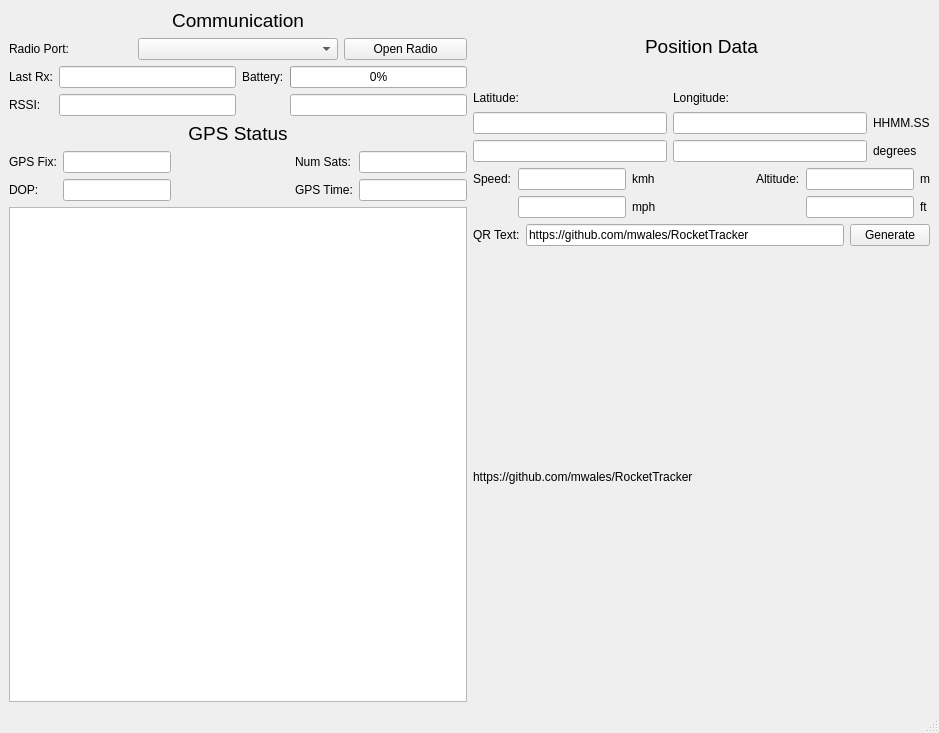
mwales/RocketTracker, file MissionControl/MainWindow.ui: the form before one commit.
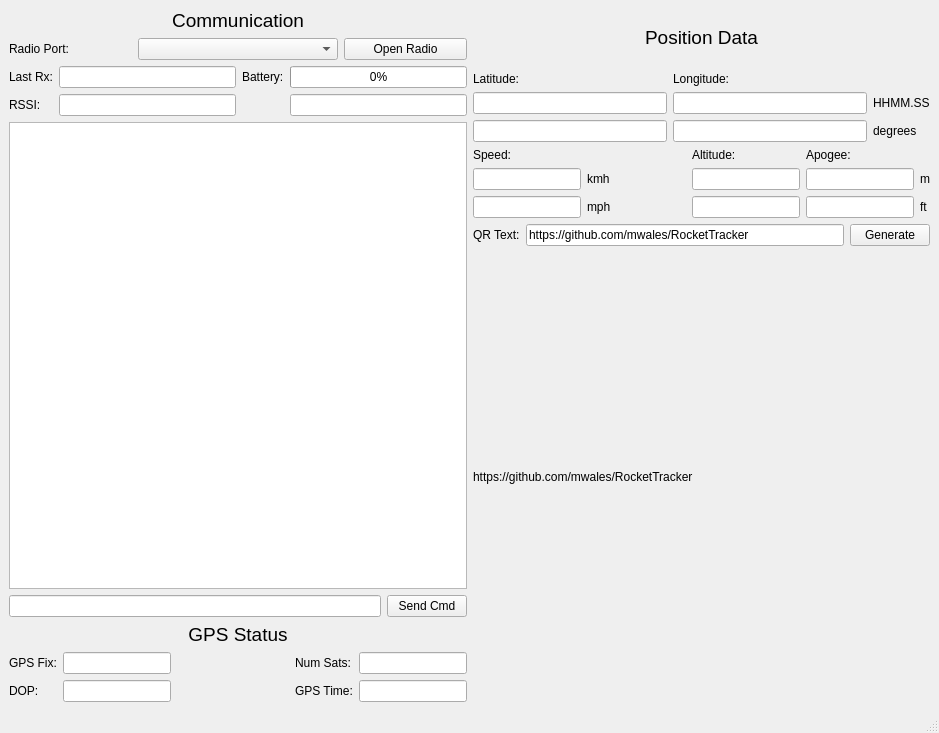
The form after the commit. Custom widgets are drawn as their Qt base class.

Commit message: Added support in GUI for peak altitude report

Patch:
```diff
--- a/MissionControl/MainWindow.ui
+++ b/MissionControl/MainWindow.ui
@@ -108,6 +108,23 @@
         </item>
        </layout>
       </item>
+      <item>
+       <widget class="QListWidget" name="theSerialRaw"/>
+      </item>
+      <item>
+       <layout class="QHBoxLayout" name="horizontalLayout_4">
+        <item>
+         <widget class="QLineEdit" name="theCmdEdit"/>
+        </item>
+        <item>
+         <widget class="QPushButton" name="theSendCmdButton">
+          <property name="text">
+           <string>Send Cmd</string>
+          </property>
+         </widget>
+        </item>
+       </layout>
+      </item>
       <item>
        <layout class="QVBoxLayout" name="verticalLayout">
         <item>
@@ -192,9 +209,6 @@
         </item>
        </layout>
       </item>
-      <item>
-       <widget class="QListWidget" name="theSerialRaw"/>
-      </item>
      </layout>
     </item>
     <item>
@@ -216,27 +230,6 @@
       </item>
       <item>
        <layout class="QGridLayout" name="gridLayout_5">
-        <item row="0" column="0">
-         <widget class="QLabel" name="label_11">
-          <property name="text">
-           <string>Latitude:</string>
-          </property>
-         </widget>
-        </item>
-        <item row="0" column="1">
-         <widget class="QLabel" name="label_12">
-          <property name="text">
-           <string>Longitude:</string>
-          </property>
-         </widget>
-        </item>
-        <item row="1" column="0">
-         <widget class="QHighlightLineEdit" name="theLatitude1Value">
-          <property name="readOnly">
-           <bool>true</bool>
-          </property>
-         </widget>
-        </item>
         <item row="1" column="1">
          <widget class="QHighlightLineEdit" name="theLongitude1Value">
           <property name="enabled">
@@ -247,6 +240,13 @@
           </property>
          </widget>
         </item>
+        <item row="2" column="2">
+         <widget class="QLabel" name="label_17">
+          <property name="text">
+           <string>degrees</string>
+          </property>
+         </widget>
+        </item>
         <item row="1" column="2">
          <widget class="QLabel" name="label_15">
           <property name="text">
@@ -254,6 +254,13 @@
           </property>
          </widget>
         </item>
+        <item row="0" column="1">
+         <widget class="QLabel" name="label_12">
+          <property name="text">
+           <string>Longitude:</string>
+          </property>
+         </widget>
+        </item>
         <item row="2" column="0">
          <widget class="QHighlightLineEdit" name="theLatitude2Value">
           <property name="readOnly">
@@ -268,17 +275,22 @@
           </property>
          </widget>
         </item>
-        <item row="2" column="2">
-         <widget class="QLabel" name="label_17">
+        <item row="0" column="0">
+         <widget class="QLabel" name="label_11">
           <property name="text">
-           <string>degrees</string>
+           <string>Latitude:</string>
+          </property>
+         </widget>
+        </item>
+        <item row="1" column="0">
+         <widget class="QHighlightLineEdit" name="theLatitude1Value">
+          <property name="readOnly">
+           <bool>true</bool>
           </property>
          </widget>
         </item>
        </layout>
       </item>
-      <item>
-       <layout class="QHBoxLayout" name="horizontalLayout_4">
         <item>
          <layout class="QGridLayout" name="gridLayout">
           <item row="0" column="0">
@@ -288,14 +300,28 @@
             </property>
            </widget>
           </item>
-          <item row="0" column="1">
+        <item row="0" column="3">
+         <widget class="QLabel" name="label_10">
+          <property name="text">
+           <string>Altitude:</string>
+          </property>
+         </widget>
+        </item>
+        <item row="0" column="4">
+         <widget class="QLabel" name="label_14">
+          <property name="text">
+           <string>Apogee:</string>
+          </property>
+         </widget>
+        </item>
+        <item row="1" column="0">
            <widget class="QHighlightLineEdit" name="theSpeed1Value">
             <property name="readOnly">
              <bool>true</bool>
             </property>
            </widget>
           </item>
-          <item row="0" column="2">
+        <item row="1" column="1">
            <widget class="QLabel" name="label_18">
             <property name="text">
              <string>kmh</string>
@@ -303,72 +329,73 @@
            </widget>
           </item>
           <item row="1" column="2">
+         <spacer name="horizontalSpacer">
+          <property name="orientation">
+           <enum>Qt::Horizontal</enum>
+          </property>
+          <property name="sizeHint" stdset="0">
+           <size>
+            <width>40</width>
+            <height>20</height>
+           </size>
+          </property>
+         </spacer>
+        </item>
+        <item row="1" column="3">
+         <widget class="QHighlightLineEdit" name="theAltitude1Value">
+          <property name="readOnly">
+           <bool>true</bool>
+          </property>
+         </widget>
+        </item>
+        <item row="1" column="4">
+         <widget class="QHighlightLineEdit" name="theApogee1Value">
+          <property name="readOnly">
+           <bool>true</bool>
+          </property>
+         </widget>
+        </item>
+        <item row="1" column="5">
+         <widget class="QLabel" name="label_20">
+          <property name="text">
+           <string>m</string>
+          </property>
+         </widget>
+        </item>
+        <item row="2" column="0">
+         <widget class="QHighlightLineEdit" name="theSpeed2Value">
+          <property name="readOnly">
+           <bool>true</bool>
+          </property>
+         </widget>
+        </item>
+        <item row="2" column="1">
            <widget class="QLabel" name="label_19">
             <property name="text">
              <string>mph</string>
             </property>
            </widget>
           </item>
-          <item row="1" column="1">
-           <widget class="QHighlightLineEdit" name="theSpeed2Value">
-            <property name="readOnly">
-             <bool>true</bool>
-            </property>
-           </widget>
-          </item>
-         </layout>
-        </item>
-        <item>
-         <spacer name="horizontalSpacer">
-          <property name="orientation">
-           <enum>Qt::Horizontal</enum>
-          </property>
-          <property name="sizeHint" stdset="0">
-           <size>
-            <width>18</width>
-            <height>20</height>
-           </size>
-          </property>
-         </spacer>
-        </item>
-        <item>
-         <layout class="QGridLayout" name="gridLayout_4">
-          <item row="1" column="1">
+        <item row="2" column="3">
            <widget class="QHighlightLineEdit" name="theAltitude2Value">
             <property name="readOnly">
              <bool>true</bool>
             </property>
            </widget>
           </item>
-          <item row="0" column="1">
-           <widget class="QHighlightLineEdit" name="theAltitude1Value">
+        <item row="2" column="4">
+         <widget class="QHighlightLineEdit" name="theApogee2Value">
             <property name="readOnly">
              <bool>true</bool>
             </property>
            </widget>
           </item>
-          <item row="1" column="2">
+        <item row="2" column="5">
            <widget class="QLabel" name="label_21">
             <property name="text">
              <string>ft</string>
             </property>
            </widget>
-          </item>
-          <item row="0" column="2">
-           <widget class="QLabel" name="label_20">
-            <property name="text">
-             <string>m</string>
-            </property>
-           </widget>
-          </item>
-          <item row="0" column="0">
-           <widget class="QLabel" name="label_10">
-            <property name="text">
-             <string>Altitude:</string>
-            </property>
-           </widget>
-          </item>
-         </layout>
         </item>
        </layout>
       </item>
```
Lines whose indentation alone changed are shown as unchanged. The commit also changes 2 other files.
